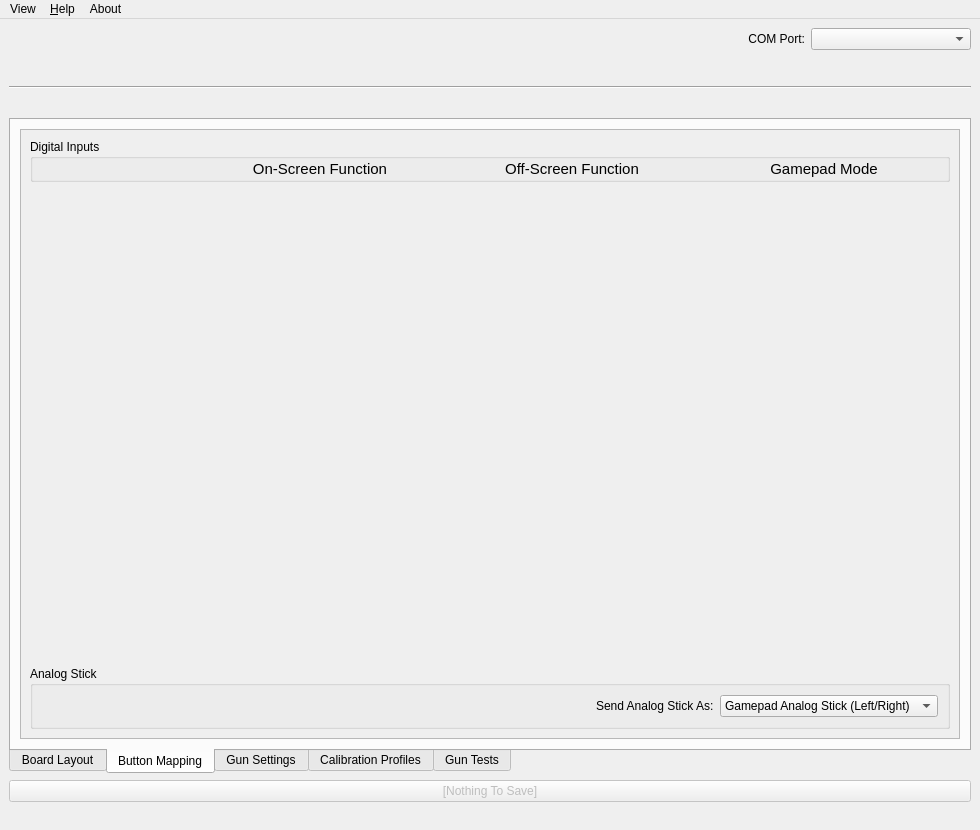
Before: the Qt Designer form src/appmainwindow.ui in TeamOpenFIRE/OpenFIRE-App, drawn with Qt 5.
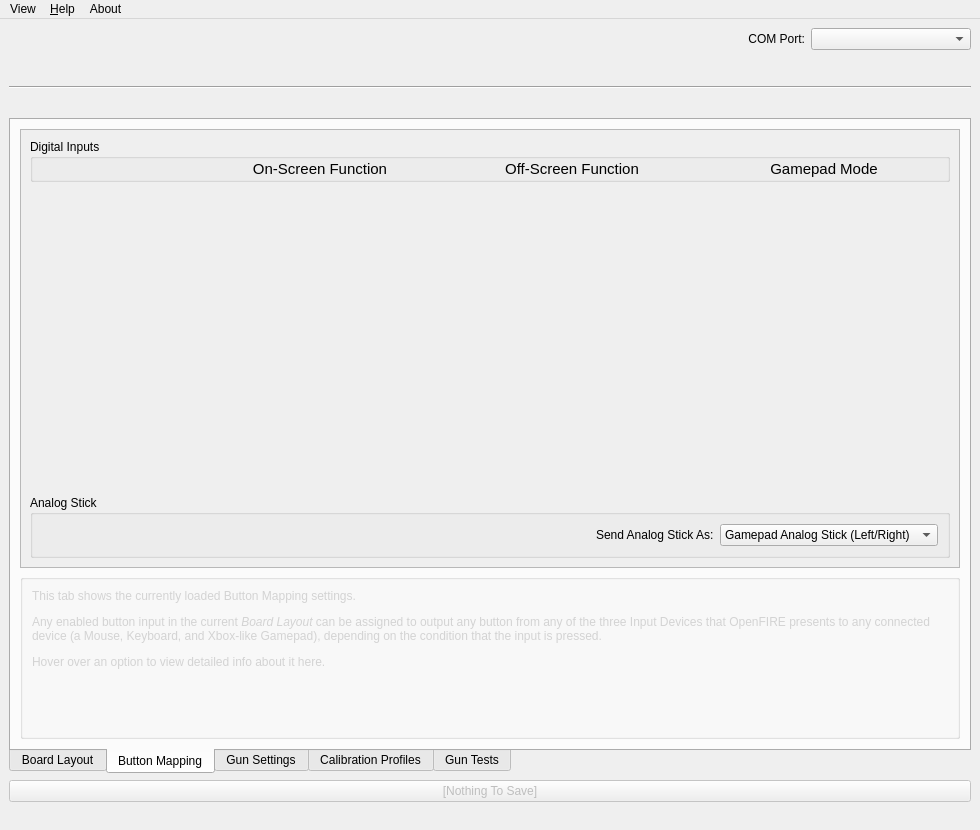
After: the same form once the commit is applied. The open tabs and pages were chosen to show the change. Icons and pictures are not drawn.

Commit message: Add button mapping tab; request and commit button mappings

Patch:
```diff
--- a/src/appmainwindow.ui
+++ b/src/appmainwindow.ui
@@ -275,7 +275,7 @@
        <attribute name="title">
         <string>Button Mapping</string>
        </attribute>
-       <layout class="QVBoxLayout" name="verticalLayout_18">
+       <layout class="QVBoxLayout" name="verticalLayout_18" stretch="8,3">
         <item>
          <widget class="QScrollArea" name="buttonFuncScroller">
           <property name="frameShadow">
@@ -296,7 +296,7 @@
              <x>0</x>
              <y>0</y>
              <width>938</width>
-             <height>589</height>
+             <height>424</height>
             </rect>
            </property>
            <layout class="QVBoxLayout" name="verticalLayout_19">
@@ -451,6 +451,53 @@
           </widget>
          </widget>
         </item>
+        <item>
+         <widget class="QGroupBox" name="btnFuncDescBox">
+          <property name="font">
+           <font>
+            <bold>true</bold>
+           </font>
+          </property>
+          <property name="styleSheet">
+           <string notr="true">QGroupBox::title { color: yellow }</string>
+          </property>
+          <property name="title">
+           <string/>
+          </property>
+          <layout class="QVBoxLayout" name="btnDescLayout">
+           <item>
+            <widget class="QLabel" name="btnFuncDescText">
+             <property name="font">
+              <font>
+               <bold>false</bold>
+              </font>
+             </property>
+             <property name="whatsThis">
+              <string>&lt;html&gt;&lt;head/&gt;&lt;body&gt;&lt;p&gt;This tab shows the currently loaded Button Mapping settings.&lt;/p&gt;&lt;p&gt;Any enabled button input in the current &lt;span style=&quot; font-style:italic;&quot;&gt;Board Layout&lt;/span&gt; can be assigned to output any button from any of the three Input Devices that OpenFIRE presents to any connected device (a Mouse, Keyboard, and Xbox-like Gamepad), depending on the condition that the input is pressed.&lt;/p&gt;&lt;p&gt;Hover over an option to view detailed info about it here.&lt;/p&gt;&lt;/body&gt;&lt;/html&gt;</string>
+             </property>
+             <property name="styleSheet">
+              <string notr="true">color: lightgray</string>
+             </property>
+             <property name="text">
+              <string>&lt;html&gt;&lt;head/&gt;&lt;body&gt;&lt;p&gt;This tab shows the currently loaded Button Mapping settings.&lt;/p&gt;&lt;p&gt;Any enabled button input in the current &lt;span style=&quot; font-style:italic;&quot;&gt;Board Layout&lt;/span&gt; can be assigned to output any button from any of the three Input Devices that OpenFIRE presents to any connected device (a Mouse, Keyboard, and Xbox-like Gamepad), depending on the condition that the input is pressed.&lt;/p&gt;&lt;p&gt;Hover over an option to view detailed info about it here.&lt;/p&gt;&lt;/body&gt;&lt;/html&gt;</string>
+             </property>
+             <property name="alignment">
+              <set>Qt::AlignLeading|Qt::AlignLeft|Qt::AlignTop</set>
+             </property>
+             <property name="wordWrap">
+              <bool>true</bool>
+             </property>
+             <property name="openExternalLinks">
+              <bool>true</bool>
+             </property>
+             <property name="textInteractionFlags">
+              <set>Qt::LinksAccessibleByMouse|Qt::TextSelectableByMouse</set>
+             </property>
+            </widget>
+           </item>
+          </layout>
+         </widget>
+        </item>
        </layout>
       </widget>
       <widget class="QWidget" name="settingsTab">
```
Left out of the diff: 27 changed lines with no effect on the pictures. The commit also changes 4 other files.
